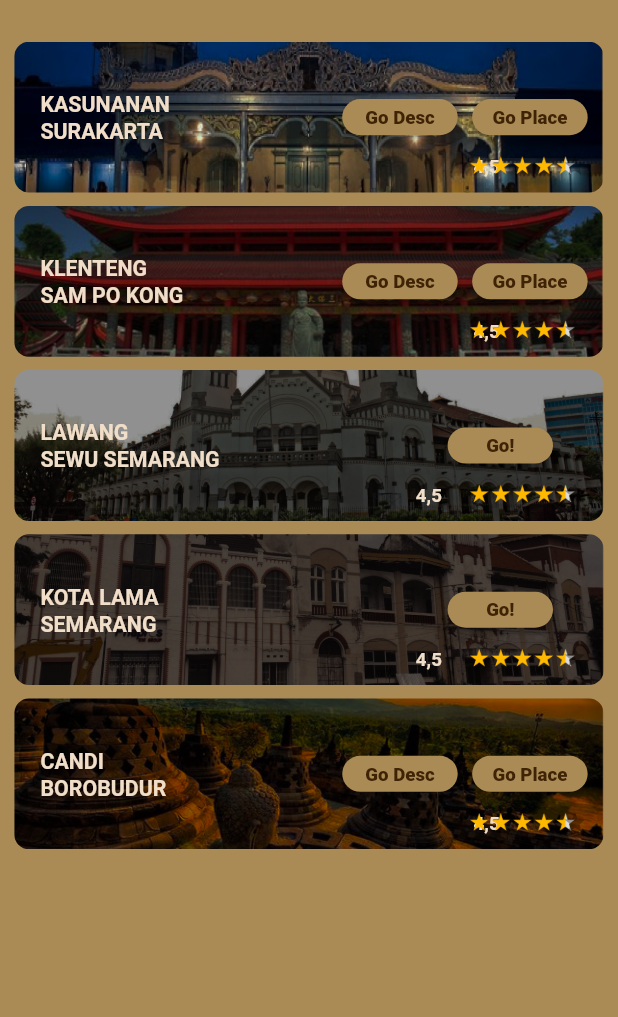
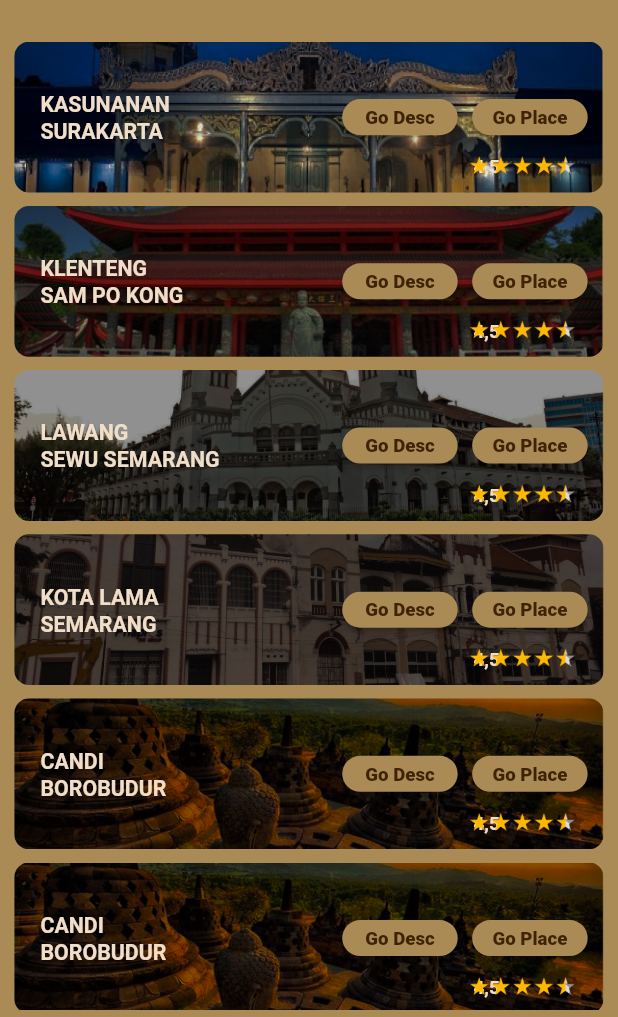
Before and after one commit to whdhdyt21/CulTour-SEMAR, a Flutter app: the GoExploreScreen screen opened by its route, on a phone screen of 412 x 824 dp, the part 219-1236 px from its top. Run offline on Flutter 3.47's test engine with Material 2 defaults, Android fonts, the phone set to English and light mode, and no system bars; drawn by our look-alikes of flutter_rating_bar; our stand-ins replace appinio_swiper, cached_network_image, flip_card, flutter_svg, fluttertoast, font_awesome_flutter; missing offline and left inert: qr_code_scanner; Roboto replaces fonts that are missing (Commissioner, Figma Hand, Source Serif Pro).

Commit message:
add scroll in explore

```diff
--- a/lib/presentation/go_explore_screen/go_explore_screen.dart
+++ b/lib/presentation/go_explore_screen/go_explore_screen.dart
@@ -32,6 +32,7 @@ class GoExploreScreen extends StatelessWidget {
             horizontal: 10.h,
             vertical: 5.v,
           ),
+          child: SingleChildScrollView(
             child: Column(
               children: [
                 SizedBox(height: 34.v),
@@ -49,7 +50,12 @@ class GoExploreScreen extends StatelessWidget {
                 _buildGoStack4(context),
                 SizedBox(height: 10.v),
                 _buildGoStack1(context),
+                SizedBox(height: 10.v),
+                _buildGoStack1(context),
+                SizedBox(height: 10.v),
+                _buildGoStack1(context),
               ],
+            ),
           ),
         ),
         // bottomNavigationBar: _buildBottomBar(context),
@@ -480,13 +486,10 @@ class GoExploreScreen extends StatelessWidget {
                 mainAxisSize: MainAxisSize.min,
                 crossAxisAlignment: CrossAxisAlignment.start,
                 children: [
-                  Padding(
-                    padding: EdgeInsets.only(right: 24.h),
-                    child: Row(
+                  Row(
                     crossAxisAlignment: CrossAxisAlignment.start,
                     children: [
-                        SizedBox(
-                          width: 138.h,
+                      Expanded(
                         child: Text(
                           "LAWANG\nSEWU SEMARANG",
                           maxLines: 2,
@@ -499,10 +502,28 @@ class GoExploreScreen extends StatelessWidget {
                       ),
                       CustomElevatedButton(
                         height: 27.v,
-                          width: 73.h,
-                          text: "Go!",
+                        width: 80.h,
+                        text: "Go Desc",
                         margin: EdgeInsets.only(
-                            left: 144.h,
+                          left: 10.h,
+                          top: 6.v,
+                          bottom: 11.v,
+                        ),
+                        onPressed: () async {
+                          final Uri uri = Uri.parse(
+                              'https://heritage.kai.id/page/lawang-sewu');
+                          if (!await launchUrl(uri,
+                              mode: LaunchMode.externalApplication)) {
+                            throw "Can not launch url";
+                          }
+                        },
+                      ),
+                      CustomElevatedButton(
+                        height: 27.v,
+                        width: 80.h,
+                        text: "Go Place",
+                        margin: EdgeInsets.only(
+                          left: 10.h,
                           top: 6.v,
                           bottom: 11.v,
                         ),
@@ -517,7 +538,6 @@ class GoExploreScreen extends StatelessWidget {
                       ),
                     ],
                   ),
-                  ),
                   SizedBox(height: 2.v),
                   Align(
                     alignment: Alignment.centerRight,
@@ -529,9 +549,14 @@ class GoExploreScreen extends StatelessWidget {
                         children: [
                           Align(
                             alignment: Alignment.bottomLeft,
+                            child: Container(
+                              margin: EdgeInsets.only(
+                                  left:
+                                      40.h), // Adjust the left margin as needed
                               child: Text(
                                 "4,5",
                                 style: CustomTextStyles.titleSmallOnPrimary,
+                              ),
                             ),
                           ),
                           CustomImageView(
@@ -583,13 +608,10 @@ class GoExploreScreen extends StatelessWidget {
                 mainAxisSize: MainAxisSize.min,
                 crossAxisAlignment: CrossAxisAlignment.start,
                 children: [
-                  Padding(
-                    padding: EdgeInsets.only(right: 24.h),
-                    child: Row(
+                  Row(
                     crossAxisAlignment: CrossAxisAlignment.start,
                     children: [
-                        SizedBox(
-                          width: 138.h,
+                      Expanded(
                         child: Text(
                           "KOTA LAMA\nSEMARANG",
                           maxLines: 2,
@@ -602,10 +624,28 @@ class GoExploreScreen extends StatelessWidget {
                       ),
                       CustomElevatedButton(
                         height: 27.v,
-                          width: 73.h,
-                          text: "Go!",
+                        width: 80.h,
+                        text: "Go Desc",
                         margin: EdgeInsets.only(
-                            left: 144.h,
+                          left: 10.h,
+                          top: 6.v,
+                          bottom: 11.v,
+                        ),
+                        onPressed: () async {
+                          final Uri uri = Uri.parse(
+                              'https://visitjawatengah.jatengprov.go.id/id/destinasi-wisata/kota-lama-semarang');
+                          if (!await launchUrl(uri,
+                              mode: LaunchMode.externalApplication)) {
+                            throw "Can not launch url";
+                          }
+                        },
+                      ),
+                      CustomElevatedButton(
+                        height: 27.v,
+                        width: 80.h,
+                        text: "Go Place",
+                        margin: EdgeInsets.only(
+                          left: 10.h,
                           top: 6.v,
                           bottom: 11.v,
                         ),
@@ -620,7 +660,6 @@ class GoExploreScreen extends StatelessWidget {
                       ),
                     ],
                   ),
-                  ),
                   SizedBox(height: 2.v),
                   Align(
                     alignment: Alignment.centerRight,
@@ -632,9 +671,14 @@ class GoExploreScreen extends StatelessWidget {
                         children: [
                           Align(
                             alignment: Alignment.bottomLeft,
+                            child: Container(
+                              margin: EdgeInsets.only(
+                                  left:
+                                      40.h), // Adjust the left margin as needed
                               child: Text(
                                 "4,5",
                                 style: CustomTextStyles.titleSmallOnPrimary,
+                              ),
                             ),
                           ),
                           CustomImageView(
@@ -658,39 +702,3 @@ class GoExploreScreen extends StatelessWidget {
     );
   }
 }
-  /// Section Widget
-//   Widget _buildBottomBar(BuildContext context) {
-//     return CustomBottomBar(
-//       onChanged: (BottomBarEnum type) {
-//         Navigator.pushNamed(
-//             navigatorKey.currentContext!, getCurrentRoute(type));
-//       },
-//     );
-//   }
-
-//   ///Handling route based on bottom click actions
-//   String getCurrentRoute(BottomBarEnum type) {
-//     switch (type) {
-//       case BottomBarEnum.Guide:
-//         return "/";
-//       case BottomBarEnum.Jelajah:
-//         return AppRoutes.goExploreScreen;
-//       case BottomBarEnum.Pindai:
-//         return "/";
-//       case BottomBarEnum.Kuis:
-//         return "/";
-//       default:
-//         return "/";
-//     }
-//   }
-
-//   ///Handling page based on route
-//   Widget getCurrentPage(String currentRoute) {
-//     switch (currentRoute) {
-//       case AppRoutes.goExploreScreen:
-//         return GoExploreScreen();
-//       default:
-//         return DefaultWidget();
-//     }
-//   }
-// }
```
Lines whose indentation alone changed are shown as unchanged.
